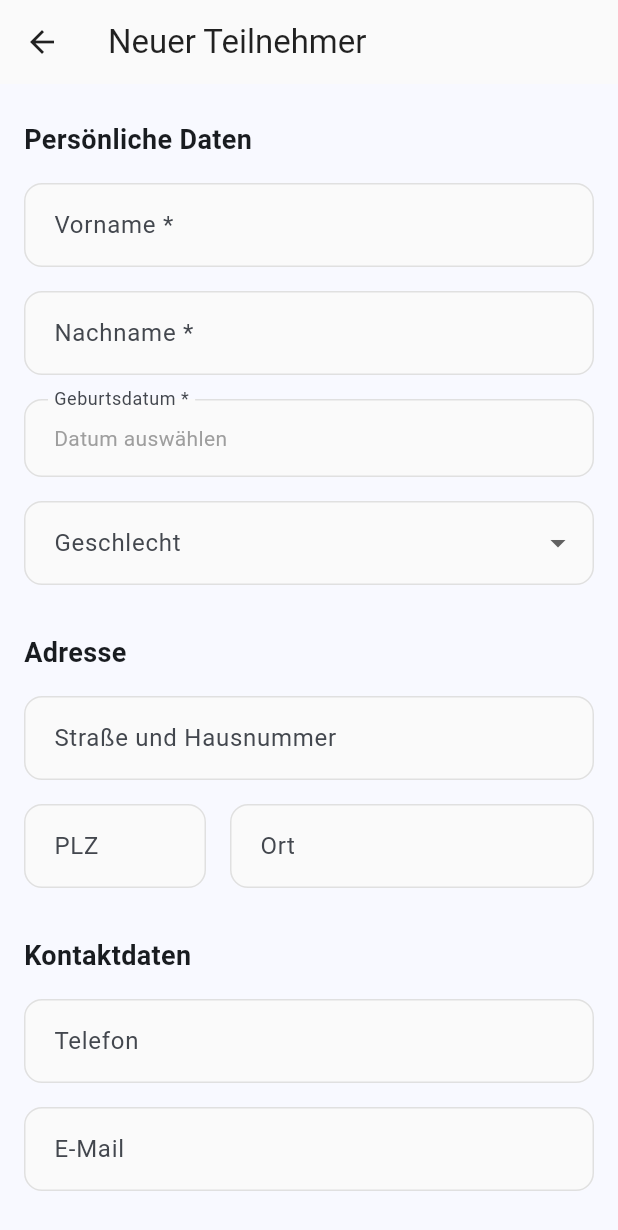
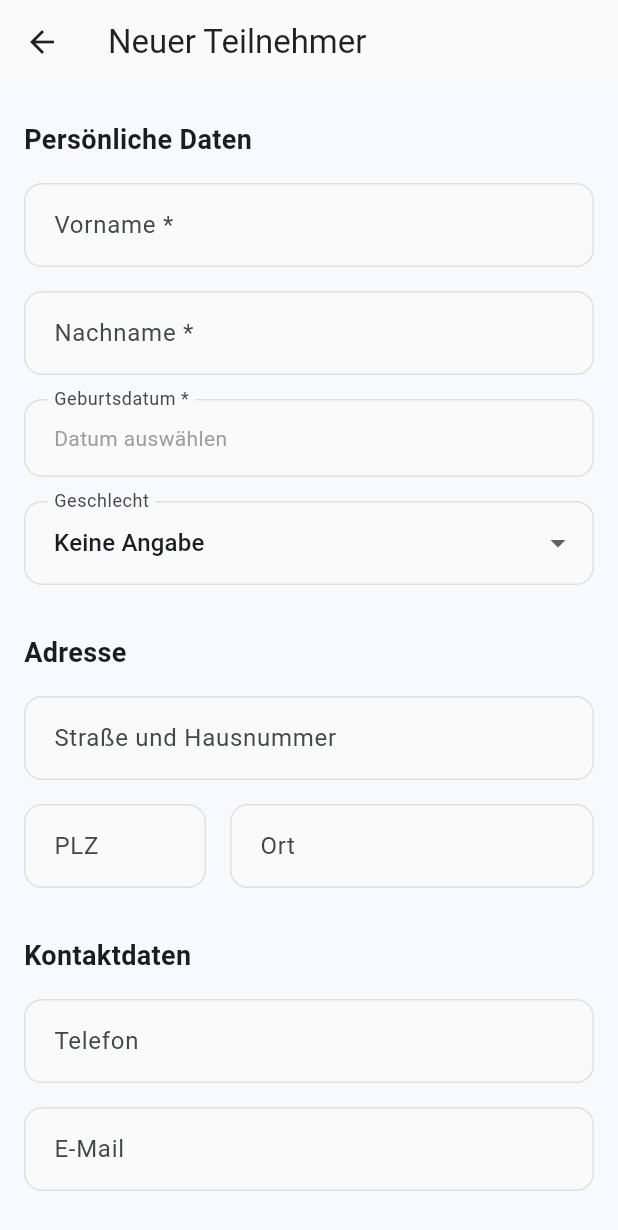
Before and after one commit to ptC7H12/Freizeitkasse, a Flutter app: the ParticipantFormScreen screen opened directly, on a phone screen of 412 x 824 dp. Shown: the top 1230 px of the screen. Run offline on Flutter 3.47's test engine with Material 3 defaults, Android fonts, the phone set to English and light mode, and no system bars; our stand-ins replace drift, file_picker, fl_chart, flutter_riverpod, logger, pdf and 2 more; missing offline and left inert: barcode, excel; accounts and stored records are empty; generated files the repository leaves out were written again.

Commit message:
fix: Make gender and swim ability dropdowns optional
- Change from initialValue to value for proper state management
- Add 'Keine Angabe' option with null value for both dropdowns
- Handle empty strings as null values
- Use nullable String? type for proper null handling
- Fixes assertion error when editing participants with empty fields

Changes:
- lib/screens/participants/participant_form_screen.dart

Result: Gender and swim ability are now truly optional fields

```diff
--- a/lib/screens/participants/participant_form_screen.dart
+++ b/lib/screens/participants/participant_form_screen.dart
@@ -408,14 +408,24 @@ class _ParticipantFormScreenState
   }
 
   Widget _buildGenderDropdown() {
-    return DropdownButtonFormField<String>(
-      initialValue: _gender,
+    return DropdownButtonFormField<String?>(
+      value: _gender?.isEmpty ?? true ? null : _gender,
       decoration: const InputDecoration(
         labelText: 'Geschlecht',
       ),
       items: const [
-        DropdownMenuItem(value: 'Männlich', child: Text('Männlich')),
-        DropdownMenuItem(value: 'Weiblich', child: Text('Weiblich')),
+        DropdownMenuItem<String?>(
+          value: null,
+          child: Text('Keine Angabe'),
+        ),
+        DropdownMenuItem<String?>(
+          value: 'Männlich',
+          child: Text('Männlich'),
+        ),
+        DropdownMenuItem<String?>(
+          value: 'Weiblich',
+          child: Text('Weiblich'),
+        ),
       ],
       onChanged: (value) {
         setState(() {
@@ -426,19 +436,19 @@ class _ParticipantFormScreenState
   }
 
   Widget _buildSwimAbilityDropdown() {
-    return DropdownButtonFormField<String>(
-      initialValue: _swimAbility,
+    return DropdownButtonFormField<String?>(
+      value: _swimAbility?.isEmpty ?? true ? null : _swimAbility,
       decoration: const InputDecoration(
         labelText: 'Schwimmfähigkeit',
         hintText: 'Bitte auswählen',
       ),
       items: [
-        const DropdownMenuItem(
+        const DropdownMenuItem<String?>(
           value: null,
           child: Text('Nicht angegeben'),
         ),
         ...AppConstants.swimAbilities.map(
-          (ability) => DropdownMenuItem(
+          (ability) => DropdownMenuItem<String?>(
             value: ability,
             child: Text(ability),
           ),
```
